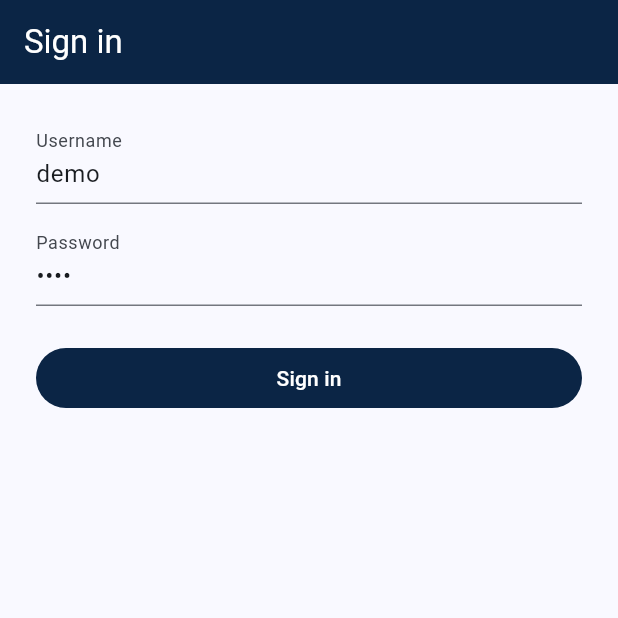
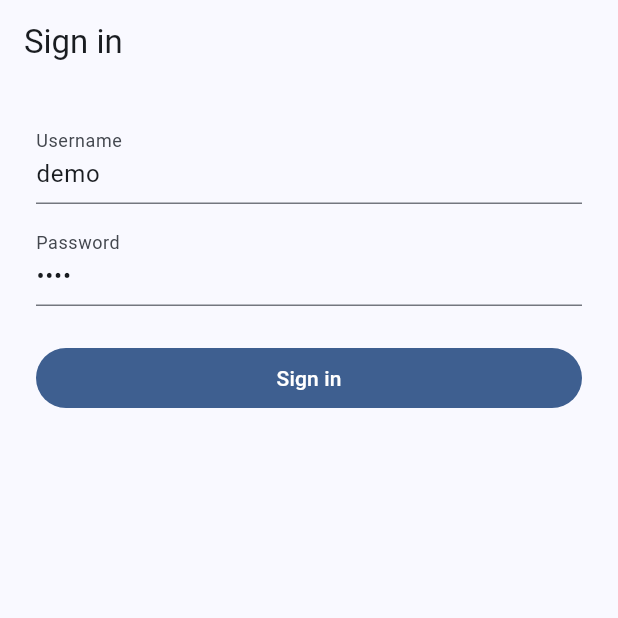
Before and after one commit to JoshuaBielas/PredictItJr, a Flutter app: the screen it shows after launch, on a phone screen of 412 x 824 dp, the top half of it. Run offline on Flutter 3.47's test engine with Material 3 defaults, Android fonts, the phone set to English and light mode, and no system bars; our stand-ins replace fl_chart, flutter_svg, geolocator, go_router, image_picker, permission_handler and 1 more; accounts and stored records are empty.

Commit message:
homework 10 first commit

```diff
--- a/lib/main.dart
+++ b/lib/main.dart
@@ -33,8 +33,11 @@ class PredictItApp extends StatelessWidget {
       ],
       child: MaterialApp.router(
         title: 'PredictIt Jr.',
+        debugShowCheckedModeBanner: false,
         theme: AppTheme.light,
-        routerConfig: buildRouter(auth), // router needs auth — see Step 3
+        darkTheme: AppTheme.dark,        // <- add
+        themeMode: ThemeMode.system,     // <- add
+        routerConfig: buildRouter(auth),
       ),
     );
   }
--- a/lib/screens/portfolio_screen.dart
+++ b/lib/screens/portfolio_screen.dart
@@ -19,7 +19,7 @@ class PortfolioScreen extends StatelessWidget {
           return ListView(
             padding: const EdgeInsets.all(16),
             children: [
-              Text("Cash"),
+              const Text('Cash'),
               Text(
                 Formatters.balance(portfolio.cashCents),
                 style: const TextStyle(fontSize: 28),
--- a/lib/theme/app_theme.dart
+++ b/lib/theme/app_theme.dart
@@ -1,41 +1,23 @@
 import 'package:flutter/material.dart';
 
-/// App-wide theme. Students extend this in A10.
 class AppTheme {
-  AppTheme._();
+  static const Color _seed = Color(0xFF0B2545); // brand navy
 
-  static const Color _navy = Color(0xFF0B2545);
-  static const Color _teal = Color(0xFF13A89E);
-  static const Color _mint = Color(0xFFB8F2E6);
-  static const Color _coral = Color(0xFFEF8354);
+  static ThemeData get light => ThemeData(
+        useMaterial3: true,
+        colorScheme: ColorScheme.fromSeed(
+          seedColor: _seed,
+          brightness: Brightness.light,
+        ),
+        appBarTheme: const AppBarTheme(centerTitle: false),
+      );
 
-  static ThemeData get light {
-    final ColorScheme scheme = ColorScheme.fromSeed(
-      seedColor: _navy,
-      primary: _navy,
-      secondary: _teal,
-      tertiary: _coral,
-      surfaceContainerHighest: _mint,
-      brightness: Brightness.light,
-    );
-
-    return ThemeData(
-      colorScheme: scheme,
-      useMaterial3: true,
-      cardTheme: CardThemeData(
-        elevation: 1,
-        margin: const EdgeInsets.symmetric(horizontal: 12, vertical: 6),
-        shape: RoundedRectangleBorder(
-          borderRadius: BorderRadius.circular(12),
+  static ThemeData get dark => ThemeData(
+        useMaterial3: true,
+        colorScheme: ColorScheme.fromSeed(
+          seedColor: _seed,
+          brightness: Brightness.dark,
         ),
-      ),
-      appBarTheme: AppBarTheme(
-        backgroundColor: scheme.primary,
-        foregroundColor: scheme.onPrimary,
-        elevation: 0,
-      ),
-    );
-  }
-
-  // A10 task: define `dark` theme here.
+        appBarTheme: const AppBarTheme(centerTitle: false),
+      );
 }
```
Also changed, not shown: pubspec.yaml (+25 -0 lines), assets/images/predictitjr_icon.png (added), pubspec.lock, 2 other files.
